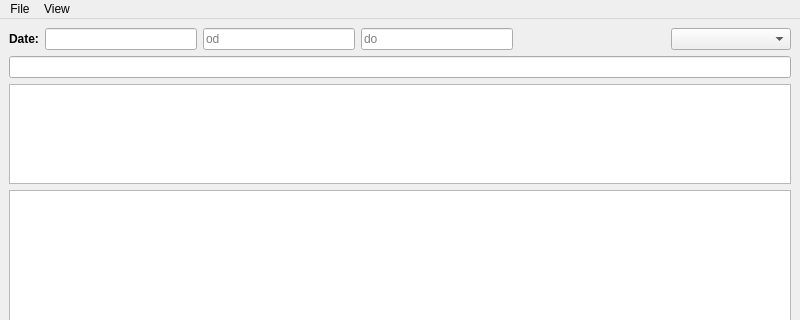
mdrska80/timesheet, file mainwindow.ui: the form before one commit; both pictures show x 0 to 800 and y 0 to 320 of the 800 by 600 pixel window.
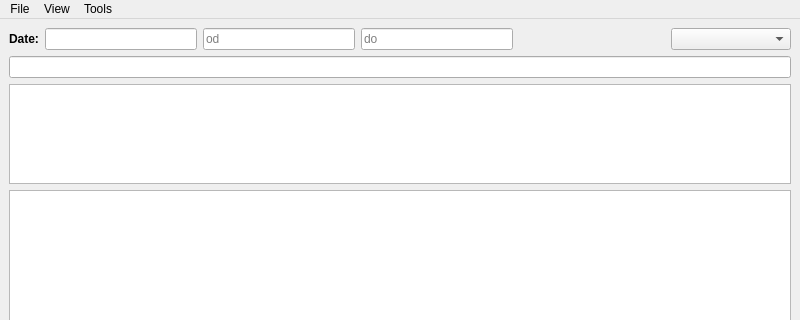
The form after the commit. Icons and pictures are not drawn. Custom widgets are drawn as their Qt base class.

```diff
--- a/mainwindow.ui
+++ b/mainwindow.ui
@@ -143,8 +143,15 @@
     <addaction name="actionNext_month"/>
     <addaction name="actionPrevious_month"/>
    </widget>
+   <widget class="QMenu" name="menuTools">
+    <property name="title">
+     <string>Tools</string>
+    </property>
+    <addaction name="actionCreate_desktop_file"/>
+   </widget>
    <addaction name="menuFile"/>
    <addaction name="menuView"/>
+   <addaction name="menuTools"/>
   </widget>
   <action name="actionSmall_items">
    <property name="checkable">
```
Left out of the diff: 5 changed lines with no effect on the pictures.
